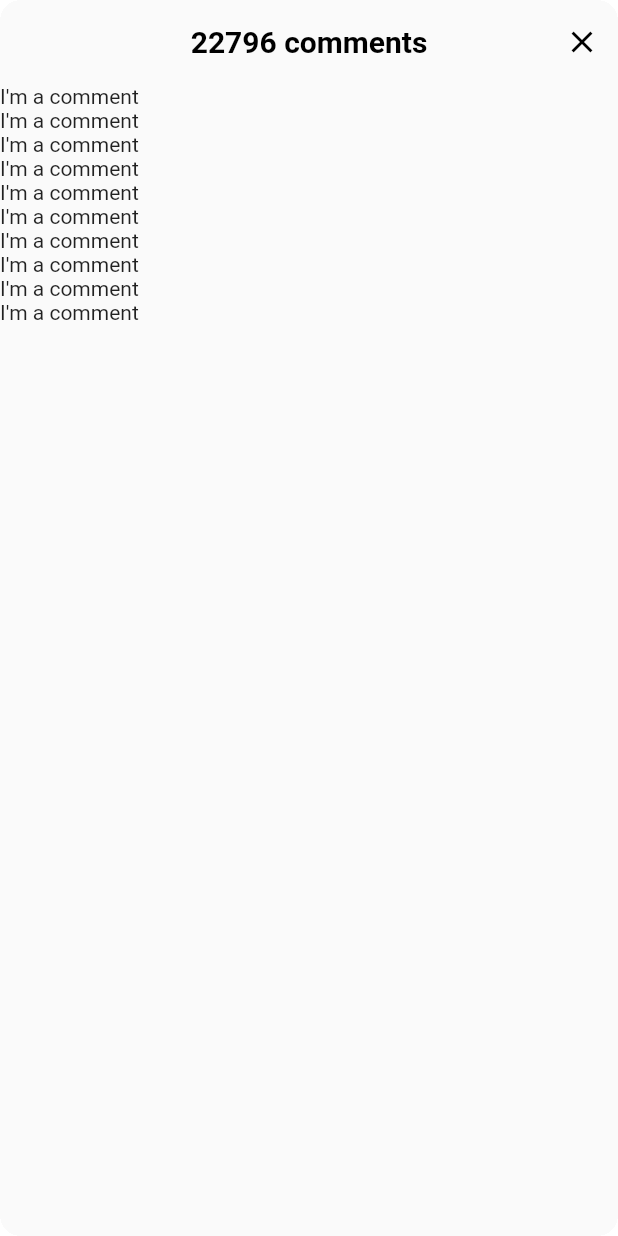
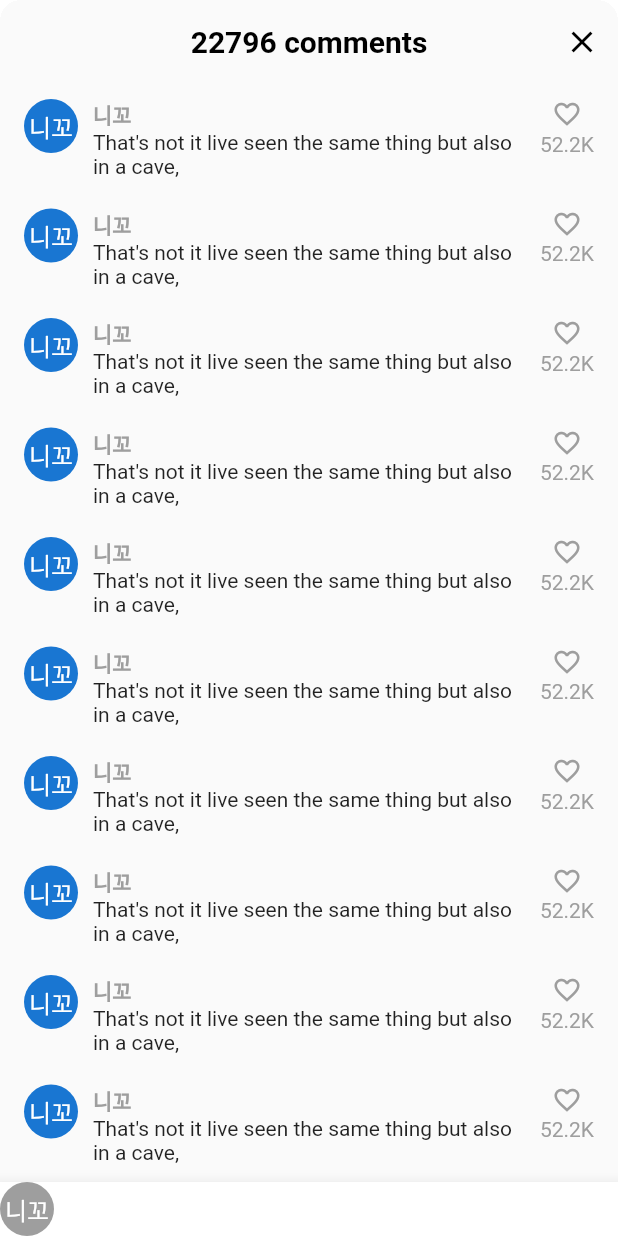
Before and after one commit to ghrms80/tiktok_clone_re0, a Flutter app: the VideoComments screen opened directly, on a phone screen of 412 x 824 dp. Run offline on Flutter 3.47's test engine with Material 2 defaults, Android fonts, the phone set to English and light mode, and no system bars; our stand-ins replace font_awesome_flutter, marquee, video_player, visibility_detector; network calls fail.

Commit message:
8.1 Comments

```diff
--- a/lib/features/videos/widgets/video_comments.dart
+++ b/lib/features/videos/widgets/video_comments.dart
@@ -33,10 +33,72 @@ class _VideoCommentsState extends State<VideoComments> {
             ),
           ],
         ),
-        body: ListView.builder(
+        body: ListView.separated(
+          padding: const EdgeInsets.symmetric(
+            vertical: 10,
+            horizontal: 16,
+          ),
+          separatorBuilder: (context, index) {
+            return const SizedBox(height: 20);
+          },
           itemCount: 10,
-          itemBuilder: (context, index) => Container(
-            child: const Text('I\'m a comment'),
+          itemBuilder: (context, index) => Row(
+            crossAxisAlignment: CrossAxisAlignment.start,
+            children: [
+              const CircleAvatar(
+                radius: 18,
+                child: Text('니꼬'),
+              ),
+              const SizedBox(width: 10),
+              Expanded(
+                child: Column(
+                  crossAxisAlignment: CrossAxisAlignment.start,
+                  children: [
+                    Text(
+                      '니꼬',
+                      style: TextStyle(
+                        fontSize: 14,
+                        fontWeight: FontWeight.bold,
+                        color: Colors.grey.shade500,
+                      ),
+                    ),
+                    const SizedBox(width: 3),
+                    const Text(
+                        "That's not it live seen the same thing but also in a cave,"),
+                  ],
+                ),
+              ),
+              const SizedBox(width: 10),
+              Column(
+                children: [
+                  Icon(
+                    Icons.favorite_border,
+                    color: Colors.grey.shade500,
+                    size: 20,
+                  ),
+                  const SizedBox(height: 2),
+                  Text(
+                    '52.2K',
+                    style: TextStyle(
+                      color: Colors.grey.shade500,
+                    ),
+                  )
+                ],
+              ),
+            ],
+          ),
+        ),
+        bottomNavigationBar: BottomAppBar(
+          color: Colors.white,
+          child: Row(
+            children: [
+              CircleAvatar(
+                radius: 18,
+                backgroundColor: Colors.grey.shade500,
+                foregroundColor: Colors.white,
+                child: const Text('니꼬'),
+              ),
+            ],
           ),
         ),
       ),
```
